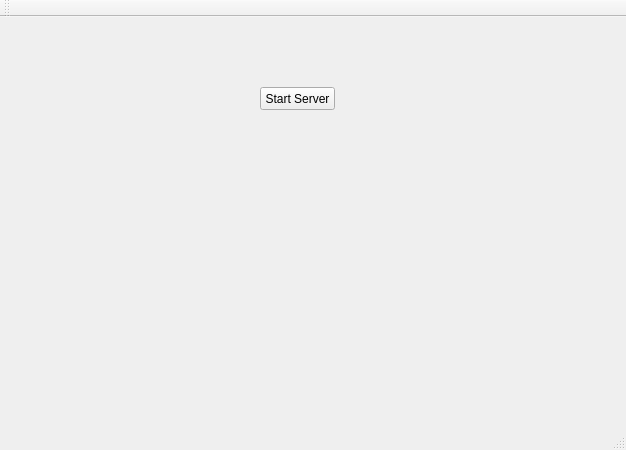
Above: SimplexOpcServer/SimplexOpcServer.ui from markey/QUaServer before the change. Below: the same form after it.
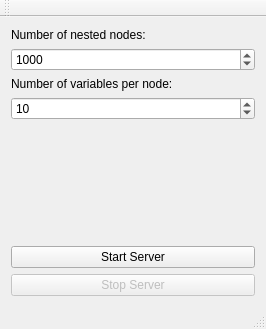
That is the form after the change.

The edit to the form file:
```diff
--- a/SimplexOpcServer/SimplexOpcServer.ui
+++ b/SimplexOpcServer/SimplexOpcServer.ui
@@ -6,27 +6,107 @@
    <rect>
     <x>0</x>
     <y>0</y>
-    <width>626</width>
-    <height>450</height>
+    <width>266</width>
+    <height>329</height>
    </rect>
   </property>
   <property name="windowTitle">
    <string>Simplex OPC Server</string>
   </property>
   <widget class="QWidget" name="centralWidget">
-   <widget class="QPushButton" name="startServerButton">
-    <property name="geometry">
-     <rect>
-      <x>260</x>
-      <y>70</y>
-      <width>75</width>
-      <height>23</height>
-     </rect>
-    </property>
-    <property name="text">
-     <string>Start Server</string>
-    </property>
-   </widget>
+   <layout class="QGridLayout" name="gridLayout">
+    <item row="0" column="0">
+     <layout class="QVBoxLayout" name="verticalLayout_3">
+      <property name="sizeConstraint">
+       <enum>QLayout::SetDefaultConstraint</enum>
+      </property>
+      <item>
+       <layout class="QVBoxLayout" name="verticalLayout">
+        <property name="sizeConstraint">
+         <enum>QLayout::SetDefaultConstraint</enum>
+        </property>
+        <item>
+         <widget class="QLabel" name="label">
+          <property name="text">
+           <string>Number of nested nodes:</string>
+          </property>
+         </widget>
+        </item>
+        <item>
+         <widget class="QSpinBox" name="numNodes">
+          <property name="minimum">
+           <number>1</number>
+          </property>
+          <property name="maximum">
+           <number>10000</number>
+          </property>
+          <property name="singleStep">
+           <number>100</number>
+          </property>
+          <property name="value">
+           <number>1000</number>
+          </property>
+         </widget>
+        </item>
+       </layout>
+      </item>
+      <item>
+       <layout class="QVBoxLayout" name="verticalLayout_2">
+        <item>
+         <widget class="QLabel" name="label_2">
+          <property name="text">
+           <string>Number of variables per node:</string>
+          </property>
+         </widget>
+        </item>
+        <item>
+         <widget class="QSpinBox" name="numVariables">
+          <property name="minimum">
+           <number>1</number>
+          </property>
+          <property name="maximum">
+           <number>10000</number>
+          </property>
+          <property name="value">
+           <number>10</number>
+          </property>
+         </widget>
+        </item>
+       </layout>
+      </item>
+      <item>
+       <spacer name="verticalSpacer">
+        <property name="orientation">
+         <enum>Qt::Vertical</enum>
+        </property>
+        <property name="sizeHint" stdset="0">
+         <size>
+          <width>20</width>
+          <height>40</height>
+         </size>
+        </property>
+       </spacer>
+      </item>
+      <item>
+       <widget class="QPushButton" name="startServerButton">
+        <property name="text">
+         <string>Start Server</string>
+        </property>
+       </widget>
+      </item>
+      <item>
+       <widget class="QPushButton" name="stopServerButton">
+        <property name="enabled">
+         <bool>false</bool>
+        </property>
+        <property name="text">
+         <string>Stop Server</string>
+        </property>
+       </widget>
+      </item>
+     </layout>
+    </item>
+   </layout>
   </widget>
   <widget class="QMenuBar" name="menuBar">
    <property name="geometry">
```
Left out of the diff: 2 changed lines with no effect on the pictures.
